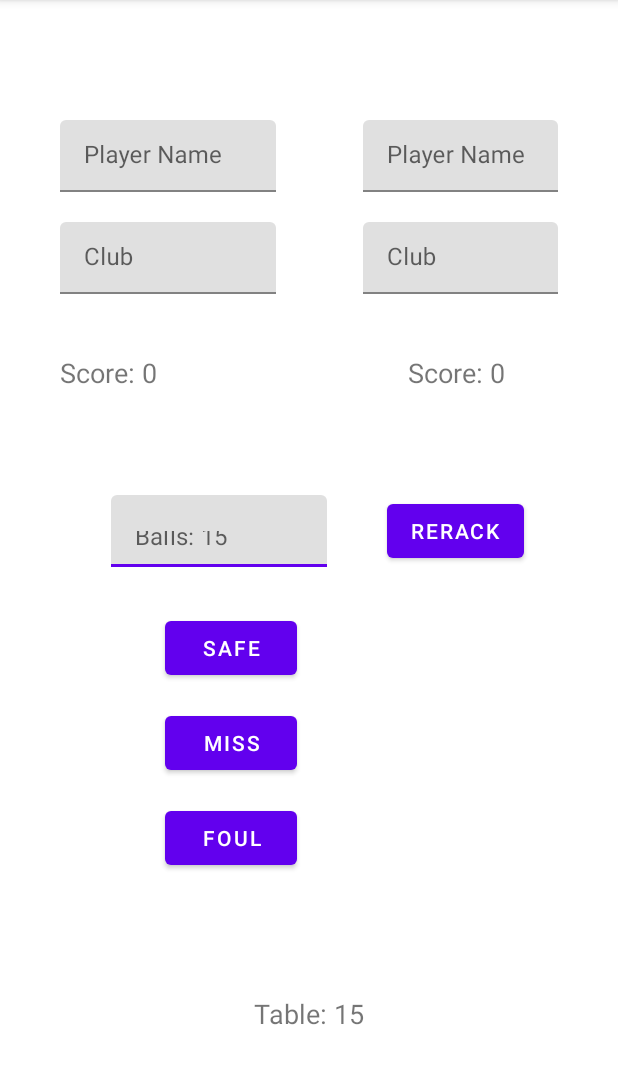
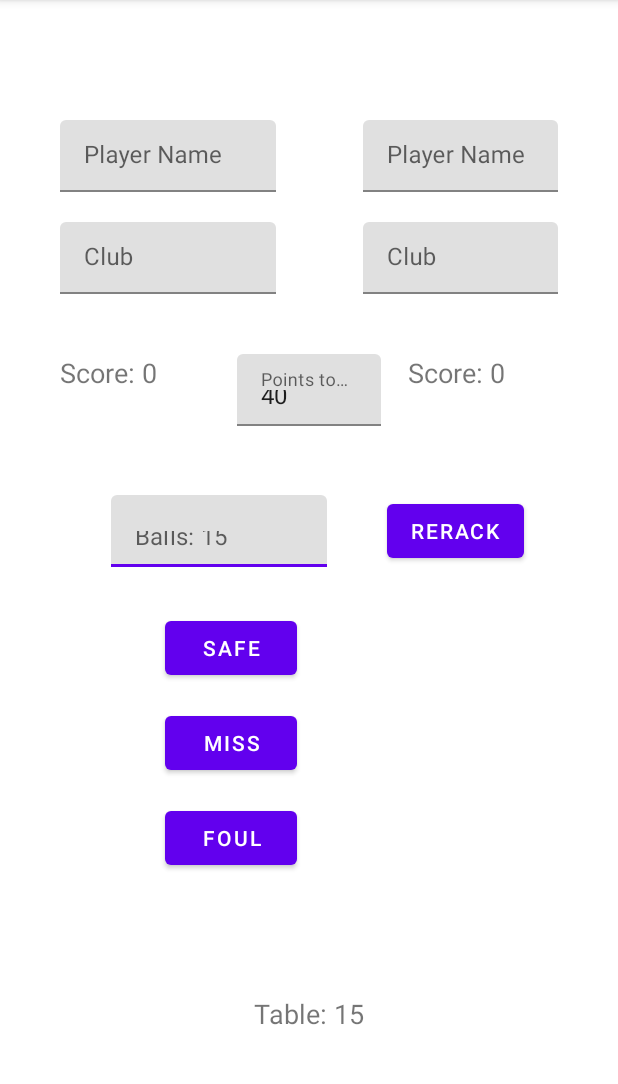
Before and after one commit to Dacid99/PocketTRacker, an Android app built with Jetpack Compose: the screen it shows after launch (MainActivity), on a phone screen of 412 x 824 dp, the part 84-1168 px from its top. Run offline under Robolectric (Android 15) with nearby library versions, the phone set to English and light mode, and no system bars.

Commit message:
added winner marker and functionality

```diff
--- a/app/src/main/java/org/sbv/straightpoolcounter/MainActivity.java
+++ b/app/src/main/java/org/sbv/straightpoolcounter/MainActivity.java
@@ -23,9 +23,10 @@ public class MainActivity extends AppCompatActivity {
     private PoolTable table;
     private ScoreSheet scoreSheet;
     private TextView player1ScoreView, player2ScoreView, ballNumberView;
-    private TextInputLayout player1NameLayout, player2NameLayout, player1ClubLayout, player2ClubLayout, newBallNumberLayout;
-    private TextInputEditText player1NameInput, player2NameInput, player1ClubInput, player2ClubInput, newBallNumberInput;
-    private MaterialButton redoButton, undoButton;
+    private TextInputLayout player1NameLayout, player2NameLayout, player1ClubLayout, player2ClubLayout, newBallNumberLayout, winningPointsLayout;
+    private TextInputEditText player1NameInput, player2NameInput, player1ClubInput, player2ClubInput, newBallNumberInput, winningPointsInput;
+    private MaterialButton foulButton, missButton, safeButton, rerackButton, redoButton, undoButton;
+    private int winnerPoints;
 
     @Override
     protected void onCreate(Bundle savedInstanceState) {
@@ -40,6 +41,8 @@ public class MainActivity extends AppCompatActivity {
         table = new PoolTable();
 
         scoreSheet = new ScoreSheet(table, player1, player2);
+
+        winnerPoints = 40; //default value
 
         player1ScoreView = findViewById(R.id.player1Score);
         player2ScoreView = findViewById(R.id.player2Score);
@@ -62,10 +65,15 @@ public class MainActivity extends AppCompatActivity {
         newBallNumberLayout = findViewById(R.id.newBallNumberLayout);
         newBallNumberInput = findViewById(R.id.newBallNumberInput);
 
-        MaterialButton missButton = findViewById(R.id.missButton);
-        MaterialButton safeButton = findViewById(R.id.safeButton);
-        MaterialButton foulButton = findViewById(R.id.foulButton);
-        MaterialButton rerackButton = findViewById(R.id.rerackButton);
+        winningPointsLayout = findViewById(R.id.winningPointsLayout);
+        winningPointsInput = findViewById(R.id.winningPointsInput);
+
+        winningPointsInput.setText(getString(R.string.winnerPoints_format, winnerPoints));
+
+        missButton = findViewById(R.id.missButton);
+        safeButton = findViewById(R.id.safeButton);
+        foulButton = findViewById(R.id.foulButton);
+        rerackButton = findViewById(R.id.rerackButton);
         undoButton = findViewById(R.id.undoButton);
         redoButton = findViewById(R.id.redoButton);
 
@@ -142,6 +150,40 @@ public class MainActivity extends AppCompatActivity {
             }
         });
 
+        winningPointsInput.addTextChangedListener(new TextWatcher() {
+            @Override
+            public void beforeTextChanged(CharSequence s, int start, int count, int after) {
+
+            }
+
+            @Override
+            public void onTextChanged(CharSequence s, int start, int before, int count) {
+                String newText = s.toString();
+                if ( NumberUtils.isParsable(newText)) {
+                    int newWinnerPoints = Integer.parseInt(newText);
+                    if (newWinnerPoints != winnerPoints){
+                        winnerPoints = newWinnerPoints;
+                    }
+                }
+            }
+
+            @Override
+            public void afterTextChanged(Editable s) {
+                String newText = s.toString();
+                if ( NumberUtils.isParsable(newText)) {
+                    if (!table.isValidBallNumber(Integer.parseInt(newText))) {
+                        winningPointsInput.setTextColor(getResources().getColor(R.color.red));
+                    }
+                    else {
+                        winningPointsInput.setTextColor(getResources().getColor(R.color.black));
+                    }
+                }
+                else {
+                    winningPointsInput.setTextColor(getResources().getColor(R.color.red));
+                }
+            }
+        });
+
         missButton.setOnClickListener(new View.OnClickListener() {
             @Override
             public void onClick(View v) {
@@ -150,7 +192,6 @@ public class MainActivity extends AppCompatActivity {
                     return;
                 }
                 turnPlayer.addPoints(points);
-                updateScoreUI();
                 newTurn(getString(R.string.miss_string));
             }
         });
@@ -230,6 +271,25 @@ public class MainActivity extends AppCompatActivity {
         }else {
             undoButton.setVisibility(View.VISIBLE);
         }
+        winningPointsInput.setClickable(scoreSheet.turn() == 0);
+        winningPointsInput.setFocusable(scoreSheet.turn() == 0);
+        winningPointsInput.setEnabled(scoreSheet.turn() == 0);
+
+        if (player1.getScore() >= winnerPoints){
+            player1NameInput.setBackgroundColor(getResources().getColor(R.color.gold));
+            player1ClubInput.setBackgroundColor(getResources().getColor(R.color.gold));
+        }else if (player2.getScore() >= winnerPoints){
+            player2NameInput.setBackgroundColor(getResources().getColor(R.color.gold));
+            player2ClubInput.setBackgroundColor(getResources().getColor(R.color.gold));
+        }
+        setButtonsStatus( (player1.getScore() < winnerPoints) && (player2.getScore() < winnerPoints) );
+    }
+
+    private void setButtonsStatus(boolean toggle){
+        foulButton.setClickable(toggle);
+        safeButton.setClickable(toggle);
+        missButton.setClickable(toggle);
+        rerackButton.setClickable(toggle);
     }
 
     private void updateNameUI(){
--- a/app/src/main/java/org/sbv/straightpoolcounter/ScoreSheet.java
+++ b/app/src/main/java/org/sbv/straightpoolcounter/ScoreSheet.java
@@ -69,6 +69,9 @@ public class ScoreSheet {
         return player1ScoresList.size();
     }
 
+    public int turn(){
+        return pointer;
+    }
     public int longestRunPlayer1(){
         return Collections.max(player1ScoresList);
     }
--- a/app/src/main/res/layout/activity_main.xml
+++ b/app/src/main/res/layout/activity_main.xml
@@ -116,6 +116,24 @@
     </com.google.android.material.textfield.TextInputLayout>
 
     <com.google.android.material.textfield.TextInputLayout
+        android:id="@+id/winningPointsLayout"
+        android:layout_width="96dp"
+        android:layout_height="48dp"
+        android:layout_marginTop="40dp"
+        android:hint="@string/winnerPoints_hint_format"
+        app:layout_constraintEnd_toStartOf="@+id/player2Score"
+        app:layout_constraintStart_toEndOf="@+id/player1Score"
+        app:layout_constraintTop_toBottomOf="@+id/player1ClubLayout">
+
+        <com.google.android.material.textfield.TextInputEditText
+            android:id="@+id/winningPointsInput"
+            android:layout_width="match_parent"
+            android:layout_height="match_parent"
+            tools:layout_editor_absoluteX="141dp"
+            tools:layout_editor_absoluteY="589dp" />
+    </com.google.android.material.textfield.TextInputLayout>
+
+    <com.google.android.material.textfield.TextInputLayout
         android:id="@+id/player1NameLayout"
         android:layout_width="144dp"
         android:layout_height="48dp"
--- a/app/src/main/res/values/colors.xml
+++ b/app/src/main/res/values/colors.xml
@@ -9,4 +9,5 @@
     <color name="white">#FFFFFFFF</color>
     <color name="red">#FF0000</color>
     <color name="green">#00FF00</color>
+    <color name="gold">#FCC200</color>
 </resources>
--- a/app/src/main/res/values/strings.xml
+++ b/app/src/main/res/values/strings.xml
@@ -1,9 +1,12 @@
 <resources>
     <string name="app_name">StraightPoolCounter</string>
     <string name="player_name_format">%1$s</string>
+    <string name="winnerPoints_format">%1$d</string>
+
     <string name="player_name_hint_format">Player Name</string>
     <string name="player_club_hint_format">Club</string>
     <string name="newBallNumber_hint_format">Balls: %1$d</string>
+    <string name="winnerPoints_hint_format">Points to win</string>
     <string name="player_club_format">%1$s</string>
     <string name="player_score_format">Score: %1$d</string>
     <string name="ball_number_format">Table: %1$d</string>
```
Also changed, not shown: 1 other file.
